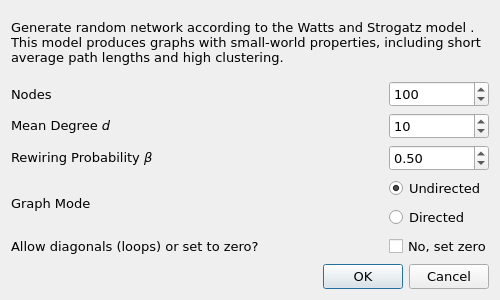
This is src/forms/randsmallworlddialog.ui in socnetv/app as Qt 5 draws it before an edit. The edited form follows.
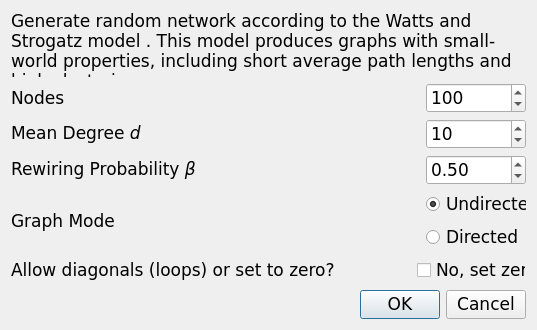
This is the edited form.

```diff
--- a/src/forms/randsmallworlddialog.ui
+++ b/src/forms/randsmallworlddialog.ui
@@ -6,8 +6,8 @@
    <rect>
     <x>0</x>
     <y>0</y>
-    <width>500</width>
-    <height>300</height>
+    <width>537</width>
+    <height>330</height>
    </rect>
   </property>
   <property name="sizePolicy">
@@ -19,7 +19,7 @@
   <property name="minimumSize">
    <size>
     <width>500</width>
-    <height>300</height>
+    <height>330</height>
    </size>
   </property>
   <property name="maximumSize">
@@ -53,7 +53,7 @@
      </property>
      <property name="font">
       <font>
-       <pointsize>10</pointsize>
+       <pointsize>13</pointsize>
        <weight>50</weight>
        <italic>false</italic>
        <bold>false</bold>
@@ -98,7 +98,7 @@
        </property>
        <property name="font">
         <font>
-         <pointsize>10</pointsize>
+         <pointsize>13</pointsize>
         </font>
        </property>
        <property name="text">
@@ -122,7 +122,7 @@
        </property>
        <property name="font">
         <font>
-         <pointsize>10</pointsize>
+         <pointsize>13</pointsize>
         </font>
        </property>
        <property name="toolTip">
@@ -162,7 +162,7 @@
        </property>
        <property name="font">
         <font>
-         <pointsize>10</pointsize>
+         <pointsize>13</pointsize>
         </font>
        </property>
        <property name="text">
@@ -180,7 +180,7 @@
        </property>
        <property name="font">
         <font>
-         <pointsize>10</pointsize>
+         <pointsize>13</pointsize>
         </font>
        </property>
        <property name="toolTip">
@@ -220,7 +220,7 @@
        </property>
        <property name="font">
         <font>
-         <pointsize>10</pointsize>
+         <pointsize>13</pointsize>
         </font>
        </property>
        <property name="text">
@@ -244,7 +244,7 @@
        </property>
        <property name="font">
         <font>
-         <pointsize>10</pointsize>
+         <pointsize>13</pointsize>
         </font>
        </property>
        <property name="minimum">
@@ -281,7 +281,7 @@
        </property>
        <property name="font">
         <font>
-         <pointsize>10</pointsize>
+         <pointsize>13</pointsize>
          <weight>50</weight>
          <bold>false</bold>
         </font>
@@ -309,7 +309,7 @@
          </property>
          <property name="font">
           <font>
-           <pointsize>10</pointsize>
+           <pointsize>13</pointsize>
            <italic>false</italic>
            <underline>false</underline>
            <strikeout>false</strikeout>
@@ -342,7 +342,7 @@
          </property>
          <property name="font">
           <font>
-           <pointsize>10</pointsize>
+           <pointsize>13</pointsize>
           </font>
          </property>
          <property name="text">
@@ -375,7 +375,7 @@
        </property>
        <property name="font">
         <font>
-         <pointsize>10</pointsize>
+         <pointsize>13</pointsize>
         </font>
        </property>
        <property name="text">
@@ -401,7 +401,7 @@
          </property>
          <property name="font">
           <font>
-           <pointsize>10</pointsize>
+           <pointsize>13</pointsize>
           </font>
          </property>
          <property name="text">
@@ -420,7 +420,7 @@
     <widget class="QDialogButtonBox" name="buttonBox">
      <property name="font">
       <font>
-       <pointsize>10</pointsize>
+       <pointsize>13</pointsize>
       </font>
      </property>
      <property name="orientation">
```
Left out of the diff: 3 changed lines with no effect on the pictures.
